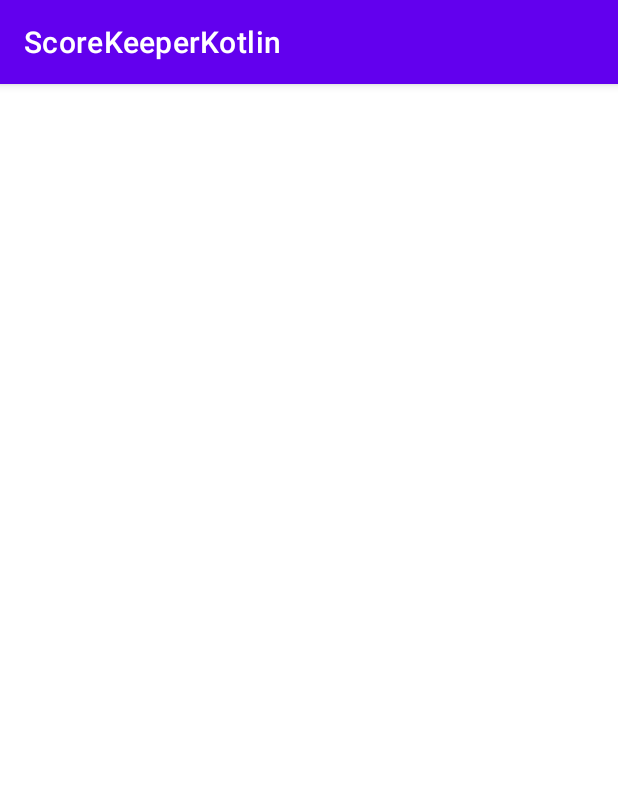
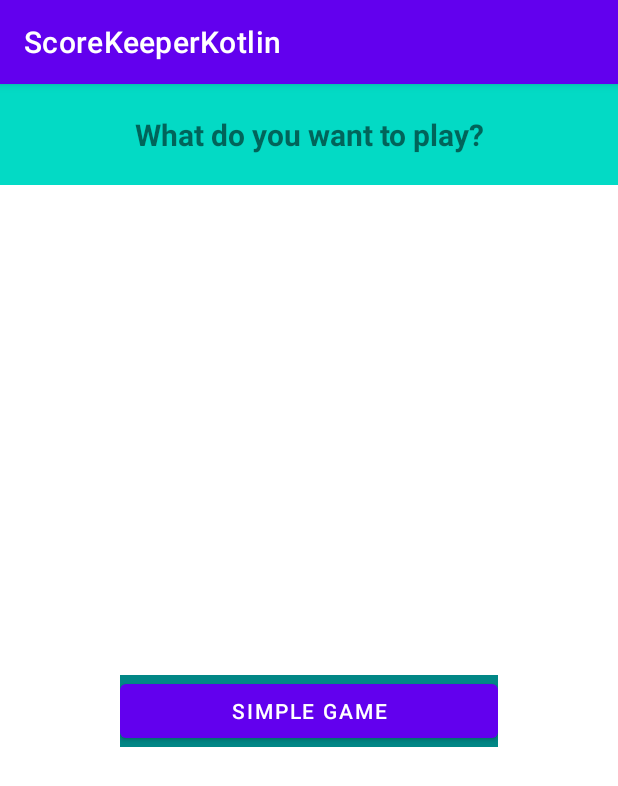
Before and after one commit to jpohlmeyer/scorekeeperkotlin, an Android app: the screen it shows after launch (MainActivity), on a phone screen of 412 x 824 dp. Shown: the top 786 px of the screen. Run offline under Robolectric (Android 15) with nearby library versions, the phone set to English and light mode, and no system bars.

Commit message:
Add NavGraph and include Fragments

```diff
--- a/app/src/main/java/com/github/jpohlmeyer/scorekeeperkotlin/MainActivity.kt
+++ b/app/src/main/java/com/github/jpohlmeyer/scorekeeperkotlin/MainActivity.kt
@@ -2,19 +2,28 @@ package com.github.jpohlmeyer.scorekeeperkotlin
 
 import androidx.appcompat.app.AppCompatActivity
 import android.os.Bundle
-import androidx.recyclerview.widget.ItemTouchHelper
-import androidx.recyclerview.widget.LinearLayoutManager
-import androidx.recyclerview.widget.RecyclerView
+import androidx.navigation.NavController
+import androidx.navigation.fragment.NavHostFragment
 import com.github.jpohlmeyer.scorekeeperkotlin.databinding.ActivityMainBinding
-import com.github.jpohlmeyer.scorekeeperkotlin.playerlist.*
 
 class MainActivity : AppCompatActivity() {
 
     private lateinit var binding: ActivityMainBinding
+    private lateinit var navController: NavController
+
 
     override fun onCreate(savedInstanceState: Bundle?) {
         super.onCreate(savedInstanceState)
         binding = ActivityMainBinding.inflate(layoutInflater)
         setContentView(binding.root)
+
+        val navHostFragment = supportFragmentManager
+            .findFragmentById(R.id.nav_host_fragment) as NavHostFragment
+        navController = navHostFragment.navController
     }
+
+    override fun onSupportNavigateUp(): Boolean {
+        return navController.navigateUp() || super.onSupportNavigateUp()
+    }
+
 }
--- a/app/src/main/java/com/github/jpohlmeyer/scorekeeperkotlin/playerlist/OnListTouchListener.kt
+++ b/app/src/main/java/com/github/jpohlmeyer/scorekeeperkotlin/screens/addplayers/playerlist/OnListTouchListener.kt
@@ -1,4 +1,4 @@
-package com.github.jpohlmeyer.scorekeeperkotlin.playerlist
+package com.github.jpohlmeyer.scorekeeperkotlin.screens.addplayers.playerlist
 
 interface OnListTouchListener {
     fun onItemMove(fromPosition: Int, toPosition: Int): Boolean
--- a/app/src/main/java/com/github/jpohlmeyer/scorekeeperkotlin/playerlist/OnStartDragListener.kt
+++ b/app/src/main/java/com/github/jpohlmeyer/scorekeeperkotlin/screens/addplayers/playerlist/OnStartDragListener.kt
@@ -1,4 +1,4 @@
-package com.github.jpohlmeyer.scorekeeperkotlin.playerlist
+package com.github.jpohlmeyer.scorekeeperkotlin.screens.addplayers.playerlist
 
 import androidx.recyclerview.widget.RecyclerView
 
--- a/app/src/main/java/com/github/jpohlmeyer/scorekeeperkotlin/playerlist/PlayerNameTouchHelperCallback.kt
+++ b/app/src/main/java/com/github/jpohlmeyer/scorekeeperkotlin/screens/addplayers/playerlist/PlayerNameTouchHelperCallback.kt
@@ -1,4 +1,4 @@
-package com.github.jpohlmeyer.scorekeeperkotlin.playerlist
+package com.github.jpohlmeyer.scorekeeperkotlin.screens.addplayers.playerlist
 
 import androidx.recyclerview.widget.ItemTouchHelper
 import androidx.recyclerview.widget.RecyclerView
--- a/app/src/main/res/layout/activity_main.xml
+++ b/app/src/main/res/layout/activity_main.xml
@@ -1,9 +1,18 @@
 <?xml version="1.0" encoding="utf-8"?>
-<androidx.constraintlayout.widget.ConstraintLayout xmlns:android="http://schemas.android.com/apk/res/android"
+<FrameLayout xmlns:android="http://schemas.android.com/apk/res/android"
     xmlns:app="http://schemas.android.com/apk/res-auto"
     xmlns:tools="http://schemas.android.com/tools"
     android:layout_width="match_parent"
     android:layout_height="match_parent"
     tools:context=".MainActivity">
 
-</androidx.constraintlayout.widget.ConstraintLayout>
+    <androidx.fragment.app.FragmentContainerView
+        android:id="@+id/nav_host_fragment"
+        android:name="androidx.navigation.fragment.NavHostFragment"
+        android:layout_width="match_parent"
+        android:layout_height="match_parent"
+        app:defaultNavHost="true"
+        app:navGraph="@navigation/nav_graph"
+        />
+
+</FrameLayout>
--- a/app/src/main/res/layout/player_name.xml
+++ b/app/src/main/res/layout/draggable_string_list_item.xml
@@ -6,12 +6,12 @@
     android:background="@color/purple_200">
 
     <TextView
-        android:id="@+id/playername"
+        android:id="@+id/string"
         android:layout_width="wrap_content"
         android:layout_height="wrap_content"
         android:layout_gravity="center_vertical"
         android:textSize="20dp"
-        android:text="playername"
+        android:text="string"
         />
 
     <ImageView
--- a/app/src/main/res/layout/fragment_add_players.xml
+++ b/app/src/main/res/layout/fragment_add_players.xml
@@ -4,7 +4,7 @@
     xmlns:tools="http://schemas.android.com/tools"
     android:layout_width="match_parent"
     android:layout_height="match_parent"
-    tools:context=".AddPlayersFragment">
+    tools:context=".screens.AddPlayersFragment">
 
     <TextView
         android:id="@+id/headline"
--- a/app/src/main/res/layout/fragment_start.xml
+++ b/app/src/main/res/layout/fragment_start.xml
@@ -4,7 +4,7 @@
     xmlns:tools="http://schemas.android.com/tools"
     android:layout_width="match_parent"
     android:layout_height="match_parent"
-    tools:context=".StartFragment">
+    tools:context=".screens.StartFragment">
 
     <TextView
         android:id="@+id/headline"
@@ -22,7 +22,7 @@
         android:textAlignment="center"
         />
 
-    <androidx.recyclerview.widget.RecyclerView
+    <ScrollView
         android:id="@+id/gamelist"
         android:background="@color/teal_700"
         android:layout_width="match_parent"
@@ -34,7 +34,19 @@
         app:layout_constraintTop_toBottomOf="@id/headline"
         app:layout_constraintBottom_toBottomOf="parent">
 
-    </androidx.recyclerview.widget.RecyclerView>
+        <LinearLayout
+            android:layout_width="match_parent"
+            android:layout_height="wrap_content">
+
+            <Button
+                android:id="@+id/simpleGameButton"
+                android:layout_width="match_parent"
+                android:layout_height="wrap_content"
+                android:text="Simple Game" />
+
+        </LinearLayout>
+
+    </ScrollView>
 
 
 </androidx.constraintlayout.widget.ConstraintLayout>
--- /dev/null
+++ b/app/src/main/res/navigation/nav_graph.xml
@@ -0,0 +1,31 @@
+<?xml version="1.0" encoding="utf-8"?>
+<navigation xmlns:android="http://schemas.android.com/apk/res/android"
+    xmlns:app="http://schemas.android.com/apk/res-auto"
+    xmlns:tools="http://schemas.android.com/tools"
+    android:id="@+id/nav_graph.xml"
+    app:startDestination="@id/startFragment">
+
+    <fragment
+        android:id="@+id/addPlayersFragment"
+        android:name="com.github.jpohlmeyer.scorekeeperkotlin.screens.AddPlayersFragment"
+        android:label="fragment_add_players"
+        tools:layout="@layout/fragment_add_players" >
+        <action
+            android:id="@+id/action_addPlayersFragment_to_placeholder"
+            app:destination="@id/placeholder" />
+    </fragment>
+    <fragment
+        android:id="@+id/startFragment"
+        android:name="com.github.jpohlmeyer.scorekeeperkotlin.screens.StartFragment"
+        android:label="fragment_start"
+        tools:layout="@layout/fragment_start" >
+        <action
+            android:id="@+id/action_startFragment_to_addPlayersFragment"
+            app:destination="@id/addPlayersFragment" />
+    </fragment>
+    <fragment android:id="@+id/placeholder" >
+        <action
+            android:id="@+id/action_placeholder_to_startFragment"
+            app:destination="@id/startFragment" />
+    </fragment>
+</navigation>
```
Also changed, not shown: app/build.gradle (+9 -4 lines), app/src/main/java/com/github/jpohlmeyer/scorekeeperkotlin/playerlist/PlayerNameViewHolder.kt (deleted, +0 -23 lines), app/src/main/java/com/github/jpohlmeyer/scorekeeperkotlin/screens/AddPlayersFragment.kt (renamed from app/src/main/java/com/github/jpohlmeyer/scorekeeperkotlin/AddPlayersFragment.kt, +7 -6 lines), app/src/main/java/com/github/jpohlmeyer/scorekeeperkotlin/screens/StartFragment.kt (renamed from app/src/main/java/com/github/jpohlmeyer/scorekeeperkotlin/StartFragment.kt, +7 -8 lines), app/src/main/java/com/github/jpohlmeyer/scorekeeperkotlin/screens/addplayers/playerlist/PlayerListAdapter.kt (renamed from app/src/main/java/com/github/jpohlmeyer/scorekeeperkotlin/playerlist/PlayerListAdapter.kt, +3 -6 lines), app/src/main/java/com/github/jpohlmeyer/scorekeeperkotlin/screens/addplayers/playerlist/PlayerNameViewHolder.kt (added, +20 -0 lines), build.gradle (+6 -1 lines), 1 other file.
